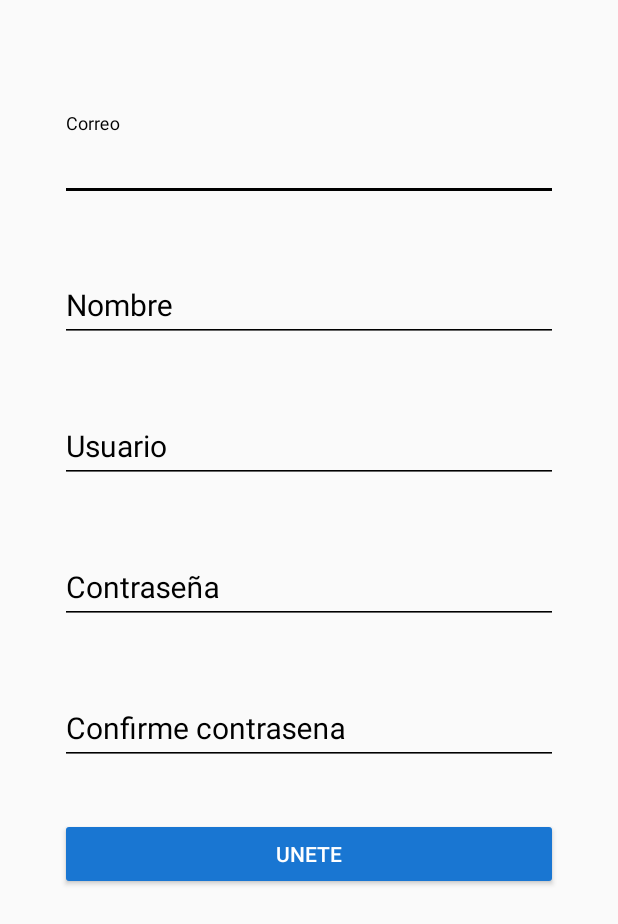
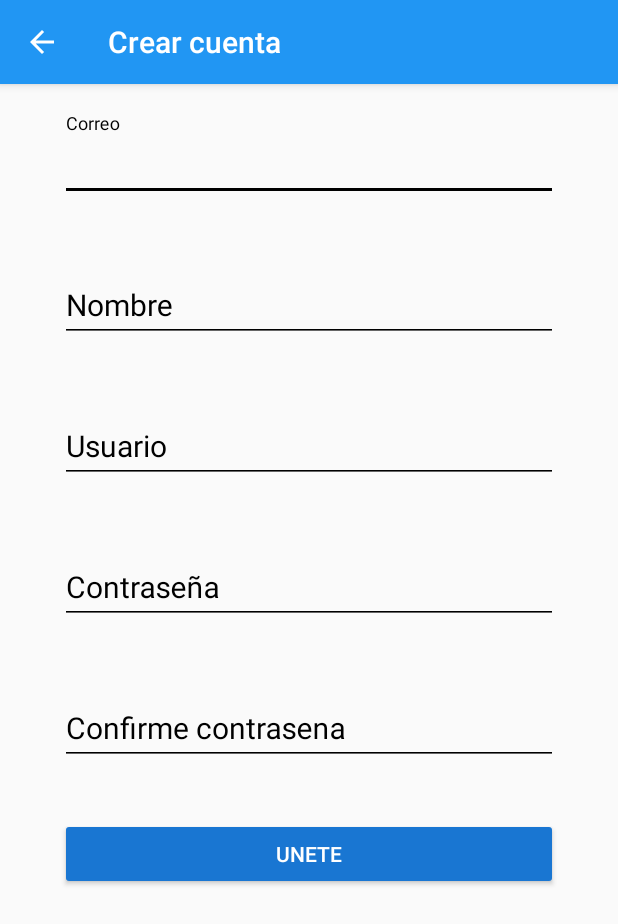
Before and after one commit to MiguelitoPrince/ProyectoAndroid, an Android app: the CreateAccountActivity screen opened directly, with no data from a screen before it, on a phone screen of 412 x 824 dp. Shown: the top 924 px of the screen. Run offline under Robolectric (Android 15) with nearby library versions, the light colour scheme and no system bars.

Commit message:
examen o septimo repositorio

```diff
--- a/Infomovil/app/src/main/java/com/grillito/infomovil/CreateAccountActivity.java
+++ b/Infomovil/app/src/main/java/com/grillito/infomovil/CreateAccountActivity.java
@@ -1,6 +1,7 @@
 package com.grillito.infomovil;
 
 import androidx.appcompat.app.AppCompatActivity;
+import androidx.appcompat.widget.Toolbar;
 
 import android.os.Bundle;
 
@@ -10,5 +11,12 @@ public class CreateAccountActivity extends AppCompatActivity {
     protected void onCreate(Bundle savedInstanceState) {
         super.onCreate(savedInstanceState);
         setContentView(R.layout.activity_create_account);
+        showToolBar(getString(R.string.tittle_crear_cuenta), true);
+    }
+    public void showToolBar(String titulo, Boolean botonSubir){
+        Toolbar toolbar = findViewById(R.id.toolbar);
+        setSupportActionBar(toolbar);
+        getSupportActionBar().setTitle(titulo);
+        getSupportActionBar().setDisplayHomeAsUpEnabled(botonSubir);
     }
 }
--- a/Infomovil/app/src/main/res/layout/activity_create_account.xml
+++ b/Infomovil/app/src/main/res/layout/activity_create_account.xml
@@ -5,6 +5,7 @@
     android:layout_width="match_parent"
     android:layout_height="match_parent"
     tools:context=".CreateAccountActivity">
+    <include layout="@layout/appbar_toolbar"/>
     <ScrollView
         android:layout_width="match_parent"
         android:layout_height="match_parent"
--- /dev/null
+++ b/Infomovil/app/src/main/res/layout/appbar_toolbar.xml
@@ -0,0 +1,16 @@
+<?xml version="1.0" encoding="utf-8"?>
+<com.google.android.material.appbar.AppBarLayout
+    xmlns:android="http://schemas.android.com/apk/res/android"
+    xmlns:app="http://schemas.android.com/apk/res-auto"
+    android:layout_width="match_parent"
+    android:layout_height="wrap_content"
+    android:theme="@style/appTheme.AppBarOverlay"
+    >
+    <androidx.appcompat.widget.Toolbar
+        android:id="@+id/toolbar"
+        android:layout_width="match_parent"
+        android:layout_height="?attr/actionBarSize"
+        android:background="?attr/colorPrimary"
+        app:popupTheme="@style/appTheme.PopupOverlay"/>
+
+</com.google.android.material.appbar.AppBarLayout>
--- a/Infomovil/app/src/main/res/values/strings.xml
+++ b/Infomovil/app/src/main/res/values/strings.xml
@@ -10,4 +10,5 @@
     <string name="usuario">Usuario</string>
     <string name="confirme_contrasena">Confirme contrasena</string>
     <string name="button_text_create_account">UNETE</string>
+    <string name="tittle_crear_cuenta">Crear cuenta</string>
 </resources>
--- a/Infomovil/app/src/main/res/values/styles.xml
+++ b/Infomovil/app/src/main/res/values/styles.xml
@@ -6,6 +6,8 @@
         <item name="colorPrimaryDark">@color/colorPrimaryDark</item>
         <item name="colorAccent">@color/colorAccent</item>
     </style>
+    <style name="appTheme.AppBarOverlay" parent="ThemeOverlay.AppCompat.Dark.ActionBar"/>
+    <style name="appTheme.PopupOverlay" parent="ThemeOverlay.AppCompat.Light"/>
 
     <style name="EditTextWhite" parent="Theme.AppCompat.Light">
         <item name="android:textSize">@dimen/editText_textSize</item>
```
Also changed, not shown: 1 other file.
